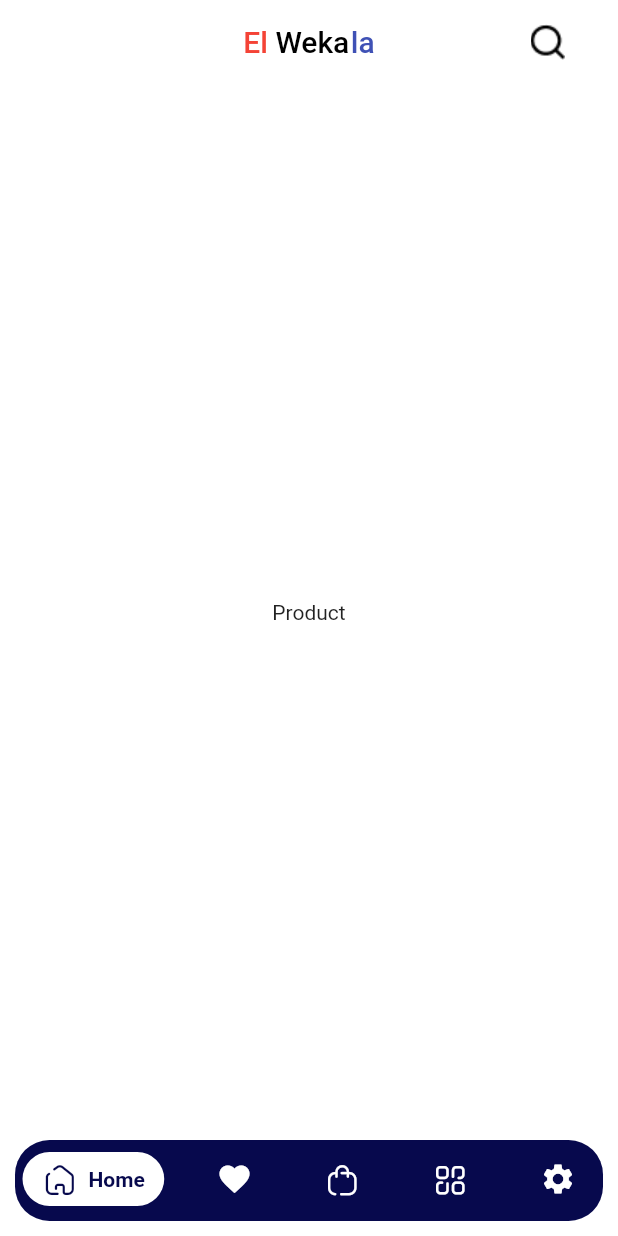
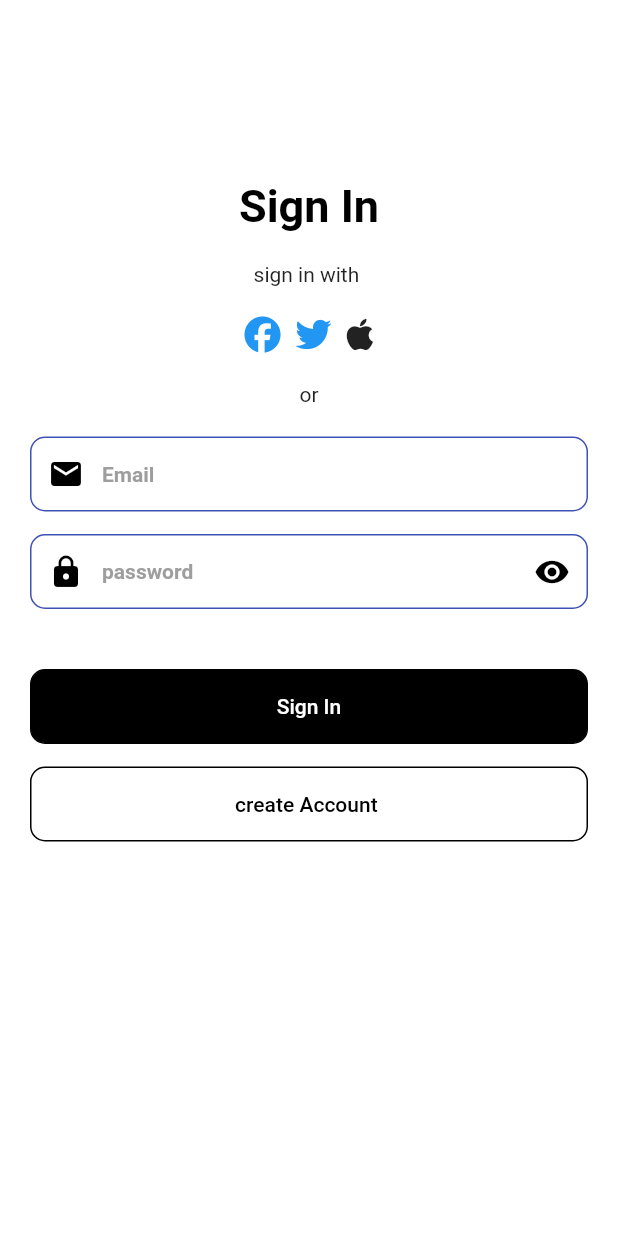
Before and after one commit to mahmoudradwan11/El_Wekala--graduate-Project, a Flutter app: the screen it shows after launch, on a phone screen of 412 x 824 dp. Run offline on Flutter 3.47's test engine with Material 2 defaults, Android fonts, the phone set to English and light mode, and no system bars; drawn by our look-alikes of google_nav_bar; our stand-ins replace bloc, dio, flutter_bloc, flutter_neumorphic, flutter_svg, fluttertoast and 5 more; accounts and stored records are empty; network calls fail.

Commit message:
login -- login version

```diff
--- a/lib/core/controllers/login_cubit/login_cubit.dart
+++ b/lib/core/controllers/login_cubit/login_cubit.dart
@@ -0,0 +1,36 @@
+import 'package:el_wekala/core/controllers/login_cubit/login_states.dart';
+import 'package:el_wekala/core/network/constants.dart';
+import 'package:el_wekala/core/network/remote/store_helper/store_helper.dart';
+import 'package:el_wekala/models/store_model/user.dart';
+import 'package:el_wekala/modules/widgets/functions/toast.dart';
+import 'package:flutter/material.dart';
+import 'package:flutter_bloc/flutter_bloc.dart';
+class LoginCubit extends Cubit<LoginState>{
+  LoginCubit() : super(LoginInitState());
+  static LoginCubit get(context) => BlocProvider.of(context);
+  UserModel? loginModel;
+  IconData suffixIcon = Icons.visibility;
+  bool passwordShow = true;
+  void loginUser({required String email, required String password}) {
+    emit(LoadingLogin());
+    DioHelperStore.postData(url:ApiConstant.LOGIN, data: {
+      "email": email,
+      "password":password
+    }).then((value) {
+      loginModel = UserModel.fromJson(value.data);
+      if (loginModel!.message != 'User logged in successfully') {
+        showToast(loginModel!.message!, ToastStates.ERROR);
+      }
+      emit(LoginSuccessState(loginModel!));
+    }).catchError((error) {
+      print(error);
+      emit(LoginFailedState(error.toString()));
+    });
+  }
+  void changePasswordIcon() {
+    passwordShow = !passwordShow;
+    suffixIcon =
+    passwordShow ? Icons.visibility : Icons.visibility_off_outlined;
+    emit(ChangePasswordVisState());
+  }
+}
--- a/lib/core/controllers/login_cubit/login_states.dart
+++ b/lib/core/controllers/login_cubit/login_states.dart
@@ -0,0 +1,18 @@
+import 'package:el_wekala/models/store_model/user.dart';
+abstract class LoginState {}
+
+class LoadingLogin extends LoginState {}
+
+class LoginInitState extends LoginState {}
+
+class LoginSuccessState extends LoginState {
+  final UserModel model;
+  LoginSuccessState(this.model);
+}
+
+class LoginFailedState extends LoginState {
+  final String error;
+  LoginFailedState(this.error);
+}
+
+class ChangePasswordVisState extends LoginState {}
--- a/lib/core/controllers/store_cubit/store_states.dart
+++ b/lib/core/controllers/store_cubit/store_states.dart
@@ -1,3 +1,5 @@
+import 'package:el_wekala/models/store_model/user.dart';
+
 abstract class ElWekalaStates{}
 class InitState extends ElWekalaStates{}
 class ChangeScreenIndex extends ElWekalaStates{}
@@ -5,3 +7,11 @@ class ImageChoose extends ElWekalaStates{}
 class ChangeCustomIndex extends ElWekalaStates{}
 class ChangeSettingIndex extends ElWekalaStates{}
 class SelectSort extends ElWekalaStates{}
+class UserDataSuccessState extends ElWekalaStates {
+  UserModel? userModel;
+  UserDataSuccessState(this.userModel);
+}
+
+class UserDataFailedState extends ElWekalaStates {}
+class UserLogoutState extends ElWekalaStates {}
+class UserLogoutFailedState extends ElWekalaStates {}
--- a/lib/core/network/constants.dart
+++ b/lib/core/network/constants.dart
@@ -1,8 +1,13 @@
+import 'package:flutter/cupertino.dart';
+
 class ApiConstant {
   static const String baseUrlPayment = 'https://accept.paymob.com/api';
-  static const String baseUrlStore = 'https://student.valuxapps.com/api/';
   static const String getAuthToken = '/auth/tokens';
   static String idCard = '3293535';
+  static const LOGIN = 'https://elwekala.onrender.com/login';
+  static const REGISTER = 'https://elwekala.onrender.com/register';
+  static const PR0FILE = 'https://elwekala.onrender.com/profile';
+  static const LAGOUT = 'https://elwekala.onrender.com/logout';
   static String visaUrl =
       '$baseUrlPayment/acceptance/iframes/722023?payment_token=$finalToken';
   static const getOrderId = '/ecommerce/orders';
@@ -13,3 +18,4 @@ class ApiConstant {
 var authToken;
 var orderPaymentId;
 var finalToken;
+var token;
--- /dev/null
+++ b/lib/core/network/remote/store_helper/store_helper.dart
@@ -0,0 +1,54 @@
+import 'package:dio/dio.dart';
+class DioHelperStore {
+  static late Dio dio;
+  static init() {
+    dio = Dio(BaseOptions(
+      receiveDataWhenStatusError: true,
+    ));
+  }
+  static Future<Response> getData(
+      {required String url,
+        Map<String, dynamic>? query,
+        String lang = 'ar',
+        String? token}) async {
+    dio.options.headers = {
+      'Content-Type': 'application/json',
+      'lang': 'en',
+      'Authorization': token ?? '',
+    };
+    return await dio.get(url, queryParameters: query);
+  }
+
+  static Future<Response> postData(
+      {required String url,
+        Map<String, dynamic>? query,
+        required Map<String, dynamic> data,
+       }) async {
+    dio.options.headers = {
+      'Content-Type': 'application/json',
+    };
+    return await dio.post(
+      url,
+      queryParameters: query,
+      data: data,
+    );
+  }
+
+  static Future<Response> putData(
+      {required String url,
+        Map<String, dynamic>? query,
+        required Map<String, dynamic> data,
+        String lang = 'ar',
+        String? token}) async {
+    dio.options.headers = {
+      'Content-Type': 'application/json',
+      'lang': 'en',
+      'Authorization': token ?? '',
+    };
+    return await dio.put(
+      url,
+      queryParameters: query,
+      data: data,
+    );
+  }
+}
--- a/lib/main.dart
+++ b/lib/main.dart
@@ -1,5 +1,8 @@
 import 'package:el_wekala/core/controllers/store_cubit/store_states.dart';
+import 'package:el_wekala/core/network/constants.dart';
+import 'package:el_wekala/core/network/remote/store_helper/store_helper.dart';
 import 'package:el_wekala/core/themes/light.dart';
+import 'package:el_wekala/modules/screens/login.dart';
 import 'package:flutter/material.dart';
 import 'package:flutter/services.dart';
 import 'package:flutter_bloc/flutter_bloc.dart';
@@ -12,26 +15,37 @@ import 'modules/screens/home.dart';
 void main()async{
   WidgetsFlutterBinding.ensureInitialized();
   await CacheHelper.init();
+  DioHelperStore.init();
   DioHelperPayment.initDio();
+  token = CacheHelper.getData(key: 'token');
+  print('Token = $token');
   SystemChrome.setSystemUIOverlayStyle(const SystemUiOverlayStyle(
     statusBarColor: Colors.transparent,
     statusBarIconBrightness: Brightness.dark,
   ));
   Bloc.observer = MyBlocObserver();
-  runApp(MyApp());
+  Widget? startScreen;
+  if(token==null){
+    startScreen = Login();
+  }
+  else{
+    startScreen =const Home();
+  }
+  runApp(MyApp(startWidget: startScreen,));
 }
 class MyApp extends StatelessWidget {
-  MyApp({super.key});
+  final Widget? startWidget;
+  const MyApp({super.key,this.startWidget});
 
   @override
   Widget build(BuildContext context) {
     return MultiBlocProvider(
       providers: [
         BlocProvider(
-            create: (context) => ElWekalaCubit()
+            create: (context) => ElWekalaCubit()..getUserData(),
         ),
         BlocProvider(
-          lazy:false,
+          lazy:true,
             create: (context) =>
             PaymentCubit()
               ..getAuthToken()),
@@ -43,7 +57,7 @@ class MyApp extends StatelessWidget {
               debugShowCheckedModeBanner: false,
               title: 'EL Wekala',
               theme: lightTheme,
-              home: const Home(),
+              home: startWidget,
             );
           }
       ),
--- /dev/null
+++ b/lib/models/store_model/user.dart
@@ -0,0 +1,29 @@
+class UserModel{
+  String? status;
+  String? message;
+  UserData? user;
+  UserModel.fromJson(Map<String, dynamic> json) {
+    status = json['status'];
+    message = json['message'];
+    user = json['user'] != null ?  UserData.fromJson(json['user']) : null;
+  }
+}
+
+class UserData{
+  String? name;
+  String? email;
+  String? phone;
+  String? nationalId;
+  String? gender;
+  String? token;
+
+    UserData.fromJson(Map<String, dynamic> json) {
+    name = json['name'];
+    email = json['email'];
+    phone = json['phone'];
+    nationalId = json['nationalId'];
+    gender = json['gender'];
+    token = json['token'];
+  }
+
+}
--- /dev/null
+++ b/lib/modules/screens/login.dart
@@ -0,0 +1,173 @@
+import 'package:el_wekala/core/controllers/login_cubit/login_cubit.dart';
+import 'package:el_wekala/core/controllers/login_cubit/login_states.dart';
+import 'package:el_wekala/core/network/constants.dart';
+import 'package:el_wekala/core/network/local/cache_helper.dart';
+import 'package:el_wekala/modules/widgets/builders/defaultBotton.dart';
+import 'package:el_wekala/modules/widgets/builders/defaultFieldForm.dart';
+import 'package:el_wekala/modules/widgets/functions/navigator.dart';
+import 'package:el_wekala/modules/widgets/functions/toast.dart';
+import 'package:flutter/material.dart';
+import 'package:flutter_bloc/flutter_bloc.dart';
+import 'package:font_awesome_flutter/font_awesome_flutter.dart';
+import 'package:loading_animation_widget/loading_animation_widget.dart';
+
+import 'home.dart';
+
+class Login extends StatelessWidget {
+  Login({Key? key}) : super(key: key);
+  var formKey = GlobalKey<FormState>();
+  var emailController = TextEditingController();
+  var passwordController = TextEditingController();
+  @override
+  Widget build(BuildContext context) {
+    return BlocProvider(
+      create: (context) => LoginCubit(),
+      child: BlocConsumer<LoginCubit, LoginState>(listener: (context, state) {
+        if (state is LoginSuccessState) {
+          if (state.model.status=="success") {
+            print(state.model.message);
+            print(state.model.user!.token);
+            CacheHelper.saveData(key: 'token', value: state.model.user!.token)
+                .then((value) {
+              token = state.model.user!.token;
+              showToast('${state.model.message}', ToastStates.SUCCESS);
+              navigateAndFinish(context, const Home());
+            });
+          } else {
+            print(state.model.message);
+          }
+        }
+      }, builder: (context, state) {
+        LoginCubit cubit = LoginCubit.get(context);
+        return Scaffold(
+          //backgroundColor: Colors.green,
+            body: Padding(
+              padding: const EdgeInsets.all(20.0),
+              child: Form(
+                key: formKey,
+                child: SingleChildScrollView(
+                  child: Column(
+                    crossAxisAlignment: CrossAxisAlignment.center,
+                    children: [
+                      const SizedBox(height: 100),
+                      const Text(
+                        'Sign In',
+                        style: TextStyle(
+                            color: Colors.black,
+                            fontSize: 30,
+                            fontWeight: FontWeight.bold),
+                      ),
+                      const SizedBox(
+                        height: 20,
+                      ),
+                      const Text('sign in with '),
+                      const SizedBox(
+                        height: 20,
+                      ),
+                      Container(
+                        width: 150,
+                        child: Row(
+                          mainAxisAlignment: MainAxisAlignment.center,
+                          children: const [
+                            FaIcon(
+                              FontAwesomeIcons.facebook,
+                              color: Colors.blue,
+                            ),
+                            SizedBox(
+                              width: 10,
+                            ),
+                            FaIcon(
+                              FontAwesomeIcons.twitter,
+                              color: Colors.blue,
+                            ),
+                            SizedBox(
+                              width: 10,
+                            ),
+                            FaIcon(FontAwesomeIcons.apple),
+                          ],
+                        ),
+                      ),
+                      const SizedBox(
+                        height: 20,
+                      ),
+                      const Text('or'),
+                      const SizedBox(
+                        height: 20,
+                      ),
+                      DefaultFieldForm(
+                          controller: emailController,
+                          keyboard: TextInputType.emailAddress,
+                          valid: (value) {
+                            if (value.isEmpty) {
+                              return 'Please Enter Your Email';
+                            }
+                            return null;
+                          },
+                          prefix: Icons.email,
+                          hint: 'Email',
+                          hintStyle: const TextStyle(color: Colors.grey),
+                          show: false),
+                      const SizedBox(
+                        height: 15,
+                      ),
+                      DefaultFieldForm(
+                          controller: passwordController,
+                          keyboard: TextInputType.emailAddress,
+                          valid: (value) {
+                            if (value.isEmpty) {
+                              return 'Please Enter Your password';
+                            }
+                            return null;
+                          },
+                          prefix: Icons.lock,
+                          hint: 'password',
+                          hintStyle: const TextStyle(color: Colors.grey),
+                          show: cubit.passwordShow,
+                          suffix: cubit.suffixIcon,
+                          suffixPress: () {
+                            cubit.changePasswordIcon();
+                          }),
+                      const SizedBox(
+                        height: 40,
+                      ),
+                      if (state is LoadingLogin) const SizedBox(height: 10),
+                      state is LoadingLogin? LoadingAnimationWidget.inkDrop(
+                        color: Colors.black,
+                        size: 20,
+                      ):
+                      DefaultButton(
+                        backgroundColor: Colors.black,
+                        buttonWidget: const Text(
+                          'Sign In',
+                          style: TextStyle(color: Colors.white),
+                        ),
+                        function: () {
+                          if (formKey.currentState!.validate()) {
+                            cubit.loginUser(
+                                email: emailController.text,
+                                password: passwordController.text);
+                          }
+                        },
+                      ),
+                      const SizedBox(
+                        height: 15,
+                      ),
+                      DefaultButton(
+                        backgroundColor: Colors.white,
+                        buttonWidget: const Text(
+                          'create Account ',
+                          style: TextStyle(color: Colors.black),
+                        ),
+                        function: () {
+                          //navigateTo(context, Register());
+                        },
+                      )
+                    ],
+                  ),
+                ),
+              ),
+            ));
+      }),
+    );
+  }
+}
--- a/lib/modules/widgets/builders/cateogy_screen_item.dart
+++ b/lib/modules/widgets/builders/cateogy_screen_item.dart
@@ -3,7 +3,7 @@ import 'package:flutter/material.dart';
 Widget buildCategoryScreenItem(String text)=>Padding(
   padding: const EdgeInsets.all(10.0),
   child: Container(
-      height:70,
+      height:52,
       width: double.infinity,
       decoration: BoxDecoration(
           color: Colors.white,
@@ -13,7 +13,7 @@ Widget buildCategoryScreenItem(String text)=>Padding(
         padding: const EdgeInsets.only(left: 10),
         child: Row(
           children: [
-            Text(text),
+            Text(text,style:const TextStyle(fontWeight: FontWeight.w500,fontSize: 16),),
             const Spacer(),
             const Text('10 products',style: TextStyle(color: Colors.grey),),
             const SizedBox(width: 20,),
```
Also changed, not shown: lib/core/controllers/store_cubit/store_cubit.dart (+96 -38 lines), lib/modules/screens/cate.dart (+5 -16 lines), lib/modules/screens/products.dart (+13 -2 lines), lib/modules/screens/search.dart (+13 -24 lines), lib/modules/screens/setting.dart (+15 -21 lines), lib/modules/widgets/builders/custom_tap.dart (+5 -3 lines), lib/modules/widgets/builders/general.dart (+12 -7 lines), images/setting_icon.svg (added).
